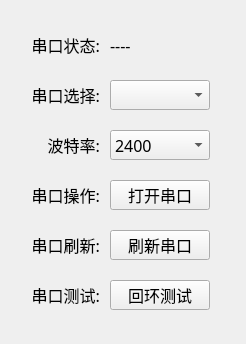
Old version of the form IDC_TestSystem/common/serialport/serialportwid.ui in the repository ChinaClever/IDC_TestSystem.
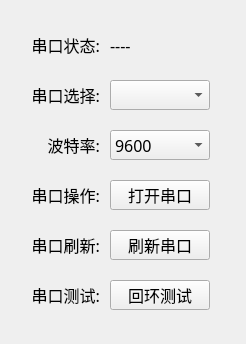
New version of the form. Icons and pictures are not drawn.

Commit message: 修改波特率和打开串口成功关闭串窗口

Diff of the .ui file:
```diff
--- a/IDC_TestSystem/common/serialport/serialportwid.ui
+++ b/IDC_TestSystem/common/serialport/serialportwid.ui
@@ -191,18 +191,8 @@
     <string notr="true"/>
    </property>
    <property name="currentText">
-    <string>2400</string>
+    <string>9600</string>
    </property>
-   <item>
-    <property name="text">
-     <string>2400</string>
-    </property>
-   </item>
-   <item>
-    <property name="text">
-     <string>4800</string>
-    </property>
-   </item>
    <item>
     <property name="text">
      <string>9600</string>
```
Left out of the diff: 4 changed lines with no effect on the pictures. The commit also changes 4 other files.
